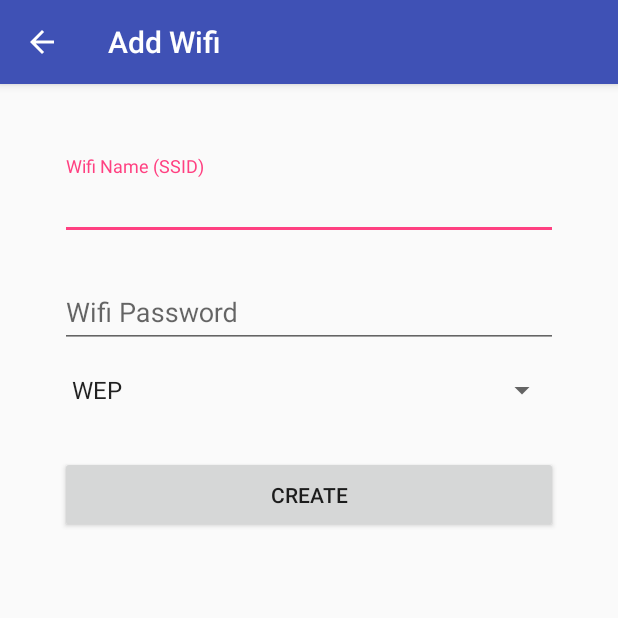
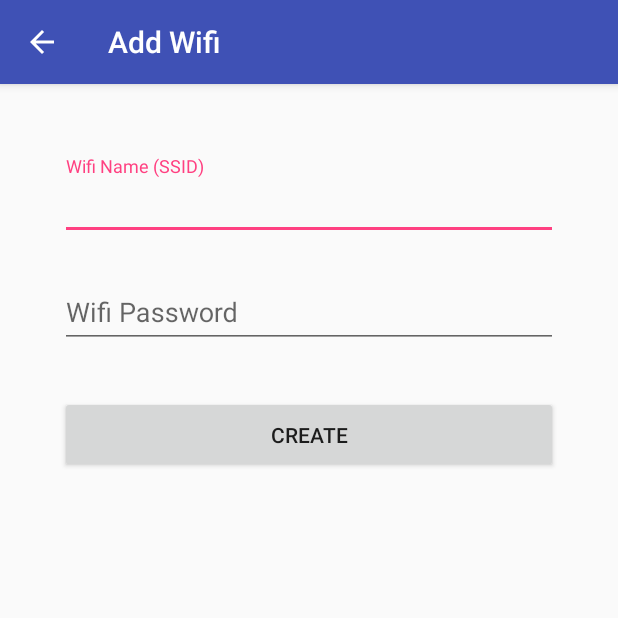
Before and after one commit to coolhatharry/WhatsMyWifi, an Android app: the screen it shows after launch (AddWifiActivity), after a tap on an icon or button, on a phone screen of 412 x 824 dp, the top half of it. Run offline under Robolectric (Android 15) with nearby library versions, the phone set to English and light mode, and no system bars; libraries missing offline, so code that uses them is left out: com.google.zxing.integration.

Commit message:
Removed Wifi Type
- Added a verification to check if QR code is correct
- Removed all wifi type from code

```diff
--- a/app/src/main/AndroidManifest.xml
+++ b/app/src/main/AndroidManifest.xml
@@ -3,7 +3,9 @@
           xmlns:tools="http://schemas.android.com/tools"
           package="coreylee.com.whatsmywifi">
 
+    <uses-permission android:name="android.permission.ACCESS_WIFI_STATE"/>
     <uses-permission android:name="android.permission.CAMERA"/>
+    <uses-permission android:name="android.permission.CHANGE_WIFI_STATE"/>
     <uses-permission android:name="android.permission.WRITE_EXTERNAL_STORAGE"/>
 
     <uses-feature android:name="android.hardware.camera"/>
--- a/app/src/main/java/coreylee/com/whatsmywifi/AddWifiActivity.java
+++ b/app/src/main/java/coreylee/com/whatsmywifi/AddWifiActivity.java
@@ -10,11 +10,13 @@ import android.widget.ArrayAdapter;
 import android.widget.EditText;
 import android.widget.Spinner;
 
+/**
+ * TODO
+ */
 public class AddWifiActivity extends AppCompatActivity {
 
     private EditText mWifiName;
     private EditText mWifiPassword;
-    private Spinner mWifiType;
     private AppCompatButton mCreateButton;
     private Intent mQRIntent;
 
@@ -33,28 +35,13 @@ public class AddWifiActivity extends AppCompatActivity {
     private void setupUI() {
         mWifiName = (EditText) findViewById(R.id.input_wifi_name);
         mWifiPassword = (EditText) findViewById(R.id.input_wifi_password);
-        mWifiType = (Spinner) findViewById(R.id.spinner_wifi_type);
         mCreateButton = (AppCompatButton) findViewById(R.id.button_create_wifi);
 
-        setupSpinnerAdapter();
         setCreateButtonListener();
     }
 
     /**
-     * Adds an array adapter to the spinner widget
-     */
-    private void setupSpinnerAdapter() {
-        ArrayAdapter<CharSequence> adapterWifiType = ArrayAdapter.createFromResource(this,
-                R.array.wifi_type, android.R.layout.simple_spinner_item);
-
-        adapterWifiType.setDropDownViewResource(android.R.layout.simple_spinner_dropdown_item);
-
-        // Add the wifi type adapter to the spinner
-        mWifiType.setAdapter(adapterWifiType);
-    }
-
-    /**
-     *
+     * TODO
      */
     private void setCreateButtonListener() {
 
@@ -68,7 +55,7 @@ public class AddWifiActivity extends AppCompatActivity {
     }
 
     /**
-     *
+     * TODO
      */
     private void createWifi() {
 
@@ -82,14 +69,13 @@ public class AddWifiActivity extends AppCompatActivity {
     }
 
     /**
-     *
+     * TODO
      */
     private void storeWifiData() {
         Wifi wifi = new Wifi();
 
         wifi.setWifiName(mWifiName.getText().toString());
         wifi.setWifiPassword(mWifiPassword.getText().toString());
-        wifi.setWifiType(WifiType.valueOf(mWifiType.getSelectedItem().toString()));
 
         WifiDBHelper wifiDBHelper = new WifiDBHelper(this);
 
--- a/app/src/main/java/coreylee/com/whatsmywifi/WifiAdapter.java
+++ b/app/src/main/java/coreylee/com/whatsmywifi/WifiAdapter.java
@@ -10,11 +10,11 @@ import android.widget.CursorAdapter;
 import android.widget.TextView;
 
 /**
+ * TODO
  * Created by coreylee on 16-07-13.
  */
 public class WifiAdapter extends RecyclerView.Adapter<WifiAdapter.MyViewHolder> {
 
-    //    private List<Wifi> wifiList;
     private CursorAdapter mCursorAdapter;
 
     private Context mContext;
@@ -40,16 +40,13 @@ public class WifiAdapter extends RecyclerView.Adapter<WifiAdapter.MyViewHolder>
             public void bindView(View view, Context context, Cursor cursor) {
                 TextView textWifiName = (TextView) view.findViewById(R.id.wifi_list_name);
                 TextView textWifiPassword = (TextView) view.findViewById(R.id.wifi_list_password);
-                TextView textWifiType = (TextView) view.findViewById(R.id.wifi_list_type);
 
                 //Extract from cursor
                 String wifiName = cursor.getString(cursor.getColumnIndexOrThrow(WifiReaderContract.WifiEntry.COLUMN_NAME_WIFI_NAME));
                 String wifiPassword = cursor.getString(cursor.getColumnIndexOrThrow(WifiReaderContract.WifiEntry.COLUMN_NAME_WIFI_PASSWORD));
-                String wifiType = cursor.getString(cursor.getColumnIndexOrThrow(WifiReaderContract.WifiEntry.COLUMN_NAME_WIFI_TYPE));
 
                 textWifiName.setText(wifiName);
                 textWifiPassword.setText(wifiPassword);
-                textWifiType.setText(wifiType);
             }
         };
     }
@@ -90,7 +87,6 @@ public class WifiAdapter extends RecyclerView.Adapter<WifiAdapter.MyViewHolder>
 
             wifiName = (TextView) view.findViewById(R.id.wifi_list_name);
             wifiPassword = (TextView) view.findViewById(R.id.wifi_list_password);
-            wifiType = (TextView) view.findViewById(R.id.wifi_list_type);
         }
     }
 }
--- a/app/src/main/java/coreylee/com/whatsmywifi/WifiDBHelper.java
+++ b/app/src/main/java/coreylee/com/whatsmywifi/WifiDBHelper.java
@@ -8,6 +8,7 @@ import android.database.sqlite.SQLiteDatabase;
 import android.database.sqlite.SQLiteOpenHelper;
 
 /**
+ * TODO
  * Created by coreylee on 16-07-14.
  */
 public class WifiDBHelper extends SQLiteOpenHelper {
@@ -21,8 +22,7 @@ public class WifiDBHelper extends SQLiteOpenHelper {
             "CREATE TABLE " + WifiReaderContract.WifiEntry.TABLE_NAME + "(" +
                     WifiReaderContract.WifiEntry._ID + " INTEGER PRIMARY KEY, " +
                     WifiReaderContract.WifiEntry.COLUMN_NAME_WIFI_NAME + TEXT_TYPE + COMMA_SEP +
-                    WifiReaderContract.WifiEntry.COLUMN_NAME_WIFI_PASSWORD + TEXT_TYPE + COMMA_SEP +
-                    WifiReaderContract.WifiEntry.COLUMN_NAME_WIFI_TYPE + TEXT_TYPE + ")";
+                    WifiReaderContract.WifiEntry.COLUMN_NAME_WIFI_PASSWORD + TEXT_TYPE + ")";
 
     private static final String SQL_DELETE_ENTRIES =
             "DROP TABLE IF EXISTS " + WifiReaderContract.WifiEntry.TABLE_NAME;
@@ -50,7 +50,6 @@ public class WifiDBHelper extends SQLiteOpenHelper {
 
         contentValues.put(WifiReaderContract.WifiEntry.COLUMN_NAME_WIFI_NAME, wifi.getWifiName());
         contentValues.put(WifiReaderContract.WifiEntry.COLUMN_NAME_WIFI_PASSWORD, wifi.getWifiPassword());
-        contentValues.put(WifiReaderContract.WifiEntry.COLUMN_NAME_WIFI_TYPE, wifi.getWifiType().toString());
 
         sqLiteDatabase.insert(WifiReaderContract.WifiEntry.TABLE_NAME, null, contentValues);
 
@@ -63,7 +62,6 @@ public class WifiDBHelper extends SQLiteOpenHelper {
         ContentValues contentValues = new ContentValues();
         contentValues.put(WifiReaderContract.WifiEntry.COLUMN_NAME_WIFI_NAME, wifi.getWifiName());
         contentValues.put(WifiReaderContract.WifiEntry.COLUMN_NAME_WIFI_PASSWORD, wifi.getWifiPassword());
-        contentValues.put(WifiReaderContract.WifiEntry.COLUMN_NAME_WIFI_TYPE, wifi.getWifiType().toString());
 
         sqLiteDatabase.update(WifiReaderContract.WifiEntry.TABLE_NAME,
                 contentValues,
--- a/app/src/main/java/coreylee/com/whatsmywifi/WifiReaderContract.java
+++ b/app/src/main/java/coreylee/com/whatsmywifi/WifiReaderContract.java
@@ -3,6 +3,7 @@ package coreylee.com.whatsmywifi;
 import android.provider.BaseColumns;
 
 /**
+ * TODO
  * Created by coreylee on 16-07-14.
  */
 public final class WifiReaderContract {
@@ -13,10 +14,8 @@ public final class WifiReaderContract {
     /* Inner class that defines the table contents */
     public static abstract class WifiEntry implements BaseColumns {
         public static final String TABLE_NAME = "wifitable";
-        public static final String COLUMN_ID = "_id";
         public static final String COLUMN_NAME_WIFI_NAME = "wifiname";
         public static final String COLUMN_NAME_WIFI_PASSWORD = "wifipassword";
-        public static final String COLUMN_NAME_WIFI_TYPE = "wifitype";
 
     }
 
--- a/app/src/main/res/layout/activity_add_wifi.xml
+++ b/app/src/main/res/layout/activity_add_wifi.xml
@@ -48,13 +48,6 @@
                 android:inputType="textPassword"/>
         </android.support.design.widget.TextInputLayout>
 
-        <Spinner
-            android:id="@+id/spinner_wifi_type"
-            android:layout_width="match_parent"
-            android:layout_height="wrap_content"
-            android:layout_marginBottom="@dimen/layout_padding"
-            android:layout_marginTop="@dimen/layout_padding"/>
-
         <android.support.v7.widget.AppCompatButton
             android:id="@+id/button_create_wifi"
             android:layout_width="fill_parent"
--- a/app/src/main/res/values/strings.xml
+++ b/app/src/main/res/values/strings.xml
@@ -8,13 +8,6 @@
     <string name="action_scan_qr">Scan QR</string>
     <string name="ok">OK</string>
 
-    <string-array name="wifi_type">
-        <item>WEP</item>
-        <item>WPA2</item>
-        <item>NONE</item>
-    </string-array>
-
-
     <!-- Permissions -->
     <string name="permission_storage_rationale">Requires Storage permission to allow save QR codes</string>
     <string name="permission_camera_rationale">Requires Camera permission to scan QR</string>
```
Also changed, not shown: app/src/main/java/coreylee/com/whatsmywifi/HomeScreenActivity.java (+82 -0 lines), app/src/main/java/coreylee/com/whatsmywifi/Wifi.java (+1 -11 lines), app/src/main/java/coreylee/com/whatsmywifi/WifiType.java (deleted, +0 -8 lines), app/src/main/res/layout/wifi_list_row.xml (+0 -7 lines).
